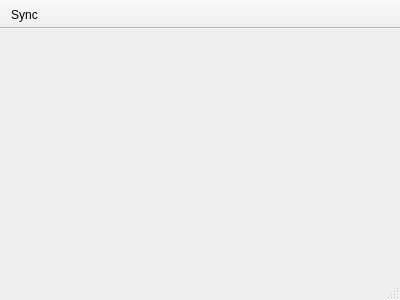
Qt form Src/GUI/mainwindow.ui (ifeherva/HearthDuster) before a commit.
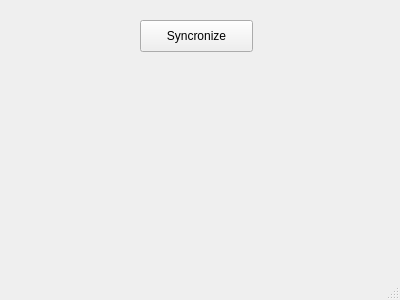
The same form after that commit.

```diff
--- a/Src/GUI/mainwindow.ui
+++ b/Src/GUI/mainwindow.ui
@@ -13,7 +13,21 @@
   <property name="windowTitle">
    <string>HearthDuster</string>
   </property>
-  <widget class="QWidget" name="centralWidget"/>
+  <widget class="QWidget" name="centralWidget">
+   <widget class="QPushButton" name="pushButton">
+    <property name="geometry">
+     <rect>
+      <x>140</x>
+      <y>20</y>
+      <width>113</width>
+      <height>32</height>
+     </rect>
+    </property>
+    <property name="text">
+     <string>Syncronize</string>
+    </property>
+   </widget>
+  </widget>
   <widget class="QMenuBar" name="menuBar">
    <property name="geometry">
     <rect>
@@ -24,21 +38,6 @@
     </rect>
    </property>
   </widget>
-  <widget class="QToolBar" name="mainToolBar">
-   <property name="movable">
-    <bool>false</bool>
-   </property>
-   <property name="toolButtonStyle">
-    <enum>Qt::ToolButtonTextUnderIcon</enum>
-   </property>
-   <attribute name="toolBarArea">
-    <enum>TopToolBarArea</enum>
-   </attribute>
-   <attribute name="toolBarBreak">
-    <bool>false</bool>
-   </attribute>
-   <addaction name="actionSync"/>
-  </widget>
   <widget class="QStatusBar" name="statusBar"/>
   <action name="actionSync">
    <property name="text">
```
